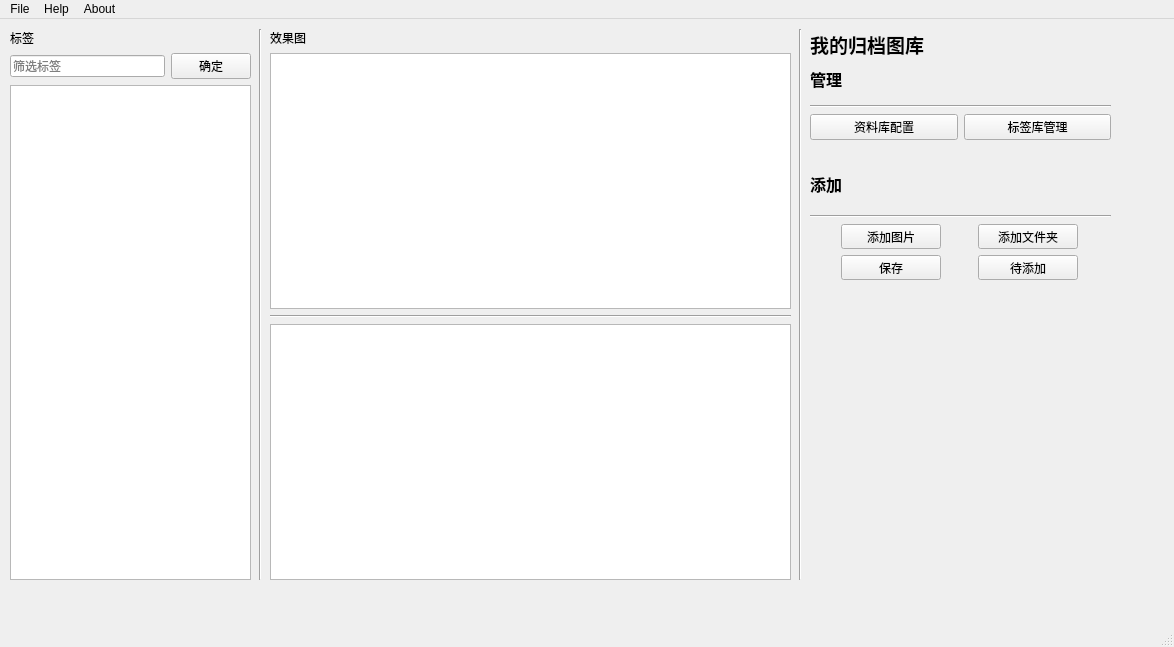
This is pyqt5_tech/Gallery_Projec/MainWindowInitUI.ui in royccg/python_tech as Qt 5 draws it before an edit. The edited form follows.
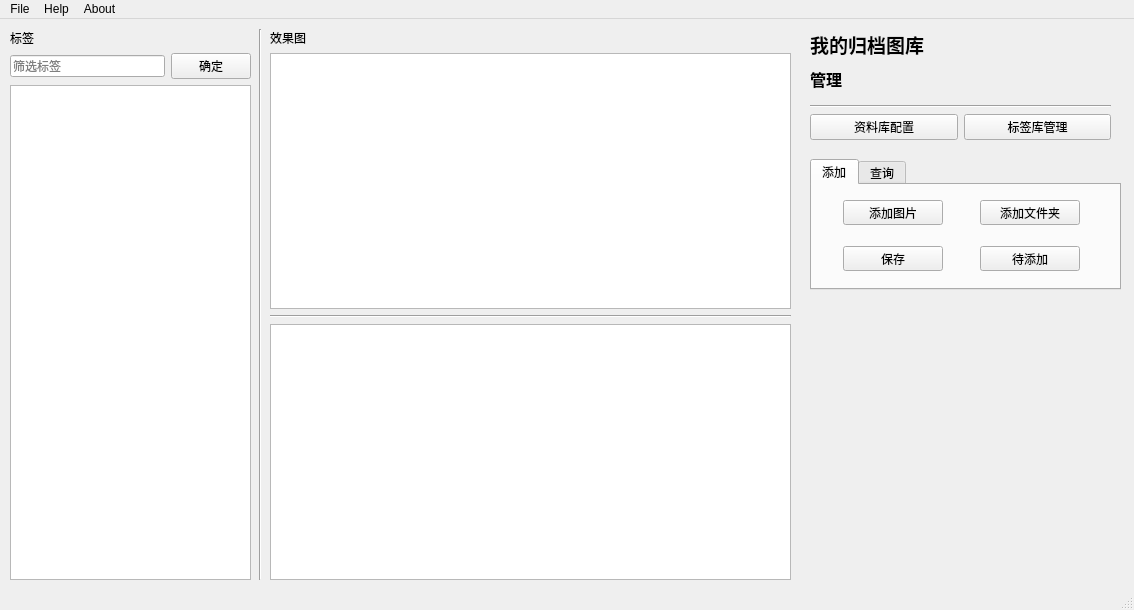
This is the edited form.

Patch:
```diff
--- a/pyqt5_tech/Gallery_Projec/MainWindowInitUI.ui
+++ b/pyqt5_tech/Gallery_Projec/MainWindowInitUI.ui
@@ -9,8 +9,8 @@
    <rect>
     <x>0</x>
     <y>0</y>
-    <width>1174</width>
-    <height>647</height>
+    <width>1134</width>
+    <height>610</height>
    </rect>
   </property>
   <property name="minimumSize">
@@ -171,43 +171,32 @@
      <enum>Qt::Vertical</enum>
     </property>
    </widget>
-   <widget class="Line" name="line_2">
-    <property name="geometry">
-     <rect>
-      <x>790</x>
-      <y>10</y>
-      <width>20</width>
-      <height>551</height>
-     </rect>
-    </property>
-    <property name="orientation">
-     <enum>Qt::Vertical</enum>
-    </property>
-   </widget>
-   <widget class="QWidget" name="verticalLayoutWidget_4">
+   <widget class="QTabWidget" name="GNTabWidget">
     <property name="geometry">
      <rect>
       <x>810</x>
       <y>140</y>
+      <width>311</width>
+      <height>131</height>
+     </rect>
+    </property>
+    <property name="currentIndex">
+     <number>0</number>
+    </property>
+    <widget class="QWidget" name="tab">
+     <attribute name="title">
+      <string>添加</string>
+     </attribute>
+     <widget class="QWidget" name="verticalLayoutWidget_5">
+      <property name="geometry">
+       <rect>
+        <x>0</x>
+        <y>0</y>
       <width>301</width>
-      <height>121</height>
-     </rect>
-    </property>
-    <layout class="QVBoxLayout" name="verticalLayout_3">
-     <item>
-      <widget class="QLabel" name="label_2">
-       <property name="text">
-        <string>&lt;html&gt;&lt;head/&gt;&lt;body&gt;&lt;p&gt;&lt;span style=&quot; font-size:12pt; font-weight:600;&quot;&gt;添加&lt;/span&gt;&lt;/p&gt;&lt;/body&gt;&lt;/html&gt;</string>
-       </property>
-      </widget>
-     </item>
-     <item>
-      <widget class="Line" name="line_4">
-       <property name="orientation">
-        <enum>Qt::Horizontal</enum>
-       </property>
-      </widget>
-     </item>
+        <height>101</height>
+       </rect>
+      </property>
+      <layout class="QVBoxLayout" name="verticalLayout_5">
      <item>
       <layout class="QHBoxLayout" name="horizontalLayout_2">
        <item>
@@ -295,12 +284,19 @@
     </layout>
    </widget>
   </widget>
+    <widget class="QWidget" name="tab_2">
+     <attribute name="title">
+      <string>查询</string>
+     </attribute>
+    </widget>
+   </widget>
+  </widget>
   <widget class="QMenuBar" name="menubar">
    <property name="geometry">
     <rect>
      <x>0</x>
      <y>0</y>
-     <width>1174</width>
+     <width>1134</width>
      <height>23</height>
     </rect>
    </property>
```
Left out of the diff: 2 changed lines with no effect on the pictures. Lines whose indentation alone changed are shown as unchanged.
